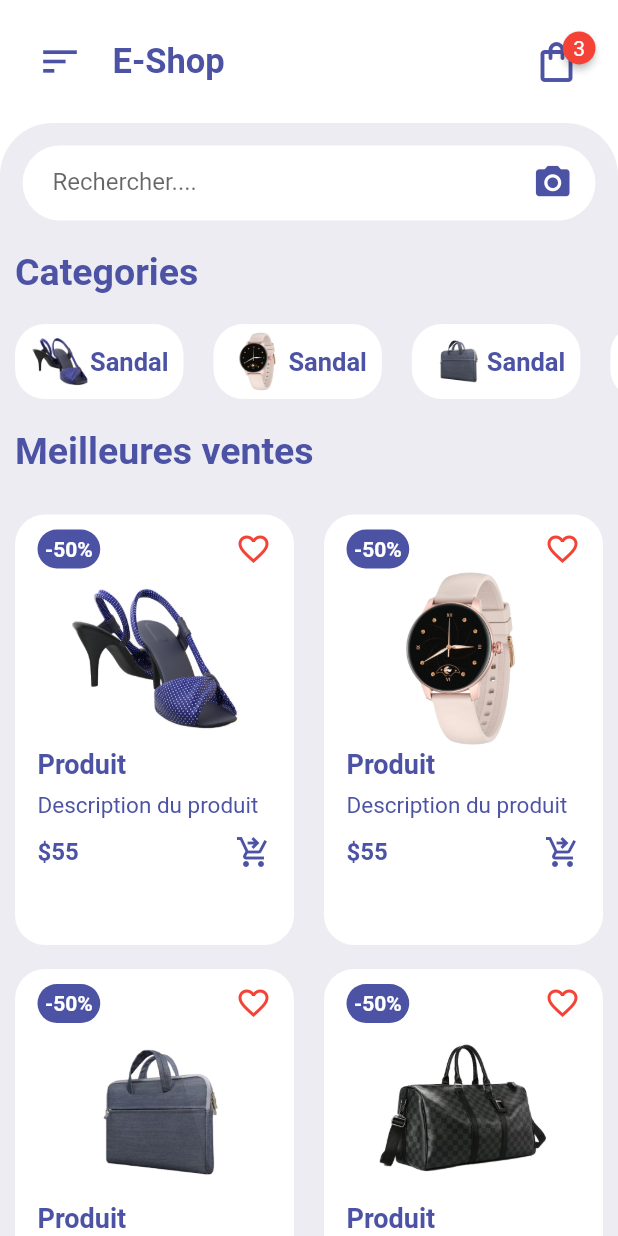
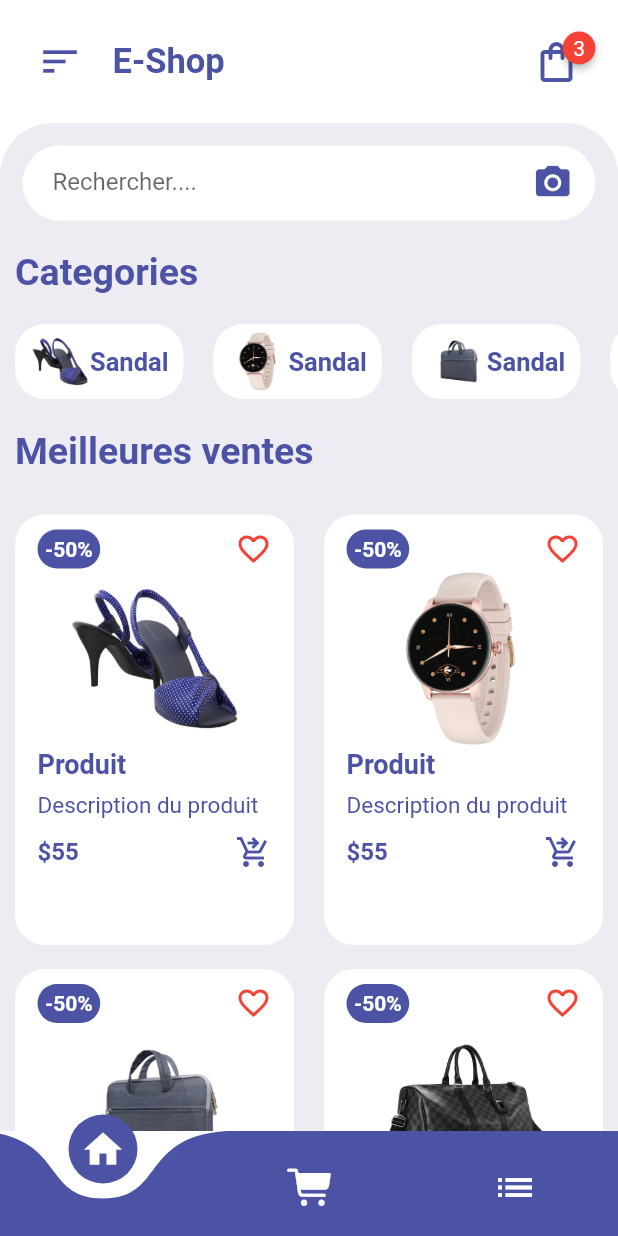
Before and after one commit to Arezkil96/Flutter-Project, a Flutter app: the screen it shows after launch, on a phone screen of 412 x 824 dp. Run offline on Flutter 3.47's test engine with Material 2 defaults, Android fonts, the phone set to English and light mode, and no system bars; drawn by our look-alikes of badges, curved_navigation_bar; our stand-ins replace flutter_rating_bar; missing offline and left inert: clippy_flutter.

Commit message:
Partie finale

```diff
--- a/lib/Homepage.dart
+++ b/lib/Homepage.dart
@@ -1,5 +1,7 @@
 // ignore_for_file: prefer_const_constructors, prefer_const_literals_to_create_immutables
 
+import 'package:curved_navigation_bar/curved_navigation_bar.dart';
+import 'package:flutter/cupertino.dart';
 import 'package:flutter/material.dart';
 import 'widgets/CategoriesWidget.dart';
 import 'widgets/HomeAppBar.dart';
@@ -100,6 +102,29 @@ class HomePage extends StatelessWidget{
         ),
       ],
       ),
+      bottomNavigationBar: CurvedNavigationBar(
+        backgroundColor: Colors.transparent,
+        onTap: (index){},
+        height: 70,
+        color: Color(0xFF4C53A5),
+        items: [
+          Icon(
+            Icons.home,
+            size:30,
+            color: Colors.white,
+          ),
+          Icon(
+            CupertinoIcons.cart_fill,
+            size:30,
+            color: Colors.white,
+          ),
+          Icon(
+            Icons.list,
+            size:30,
+            color: Colors.white,
+          ),
+        ],
+      ),
     );
   }
 }
--- a/lib/pages/CartPage.dart
+++ b/lib/pages/CartPage.dart
@@ -1,3 +1,5 @@
+
+// ignore_for_file: prefer_const_constructors
 
 import 'package:flutter/material.dart';
 import 'package:theproject/widgets/CartItemSamples.dart';
@@ -54,6 +56,7 @@ class CartPage extends StatelessWidget {
             )
           ],
         ),
-        bottomNavigationBar: CartBottomNavBar());
+        bottomNavigationBar: CartBottomNavBar(),
+        );
   }
 }
--- a/lib/widgets/HomeAppBar.dart
+++ b/lib/widgets/HomeAppBar.dart
@@ -39,7 +39,9 @@ class HomeAppBar extends StatelessWidget {
               style: TextStyle(color: Colors.white),
             ),
             child: InkWell(
-              onTap: () {},
+              onTap: () {
+                Navigator.pushNamed(context, "CartPage");
+              },
               child: Icon(
                 Icons.shopping_bag_outlined,
                 size: 32,
```
Also changed, not shown: lib/pages/ItemPage.dart (+4 -3 lines).
